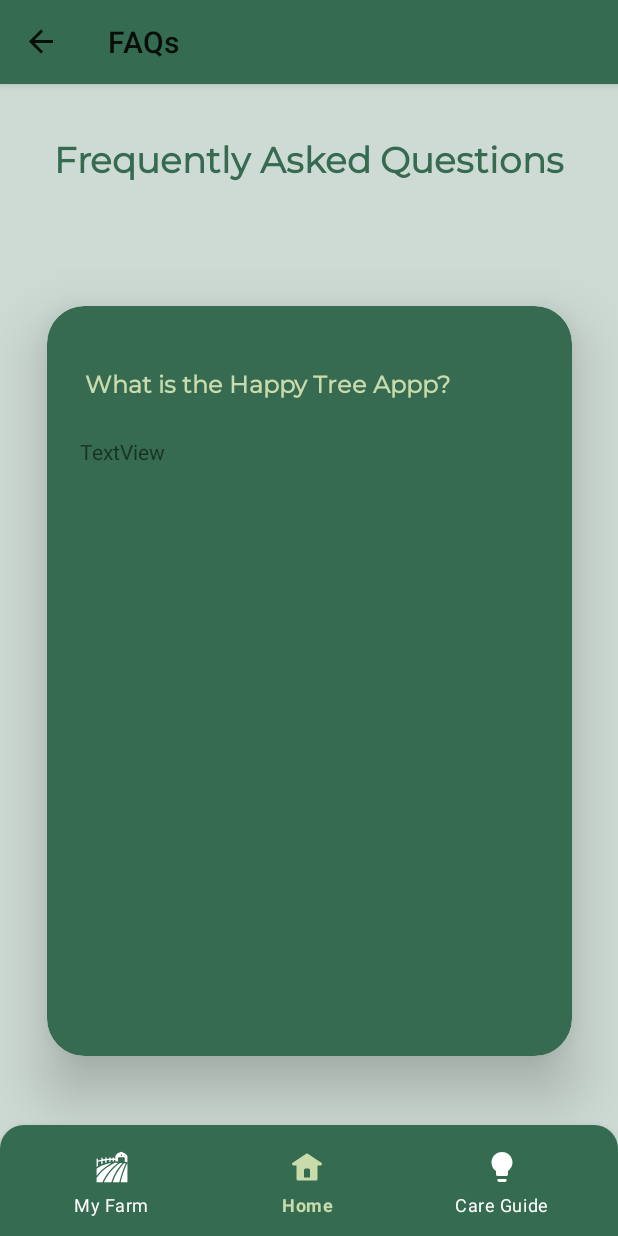
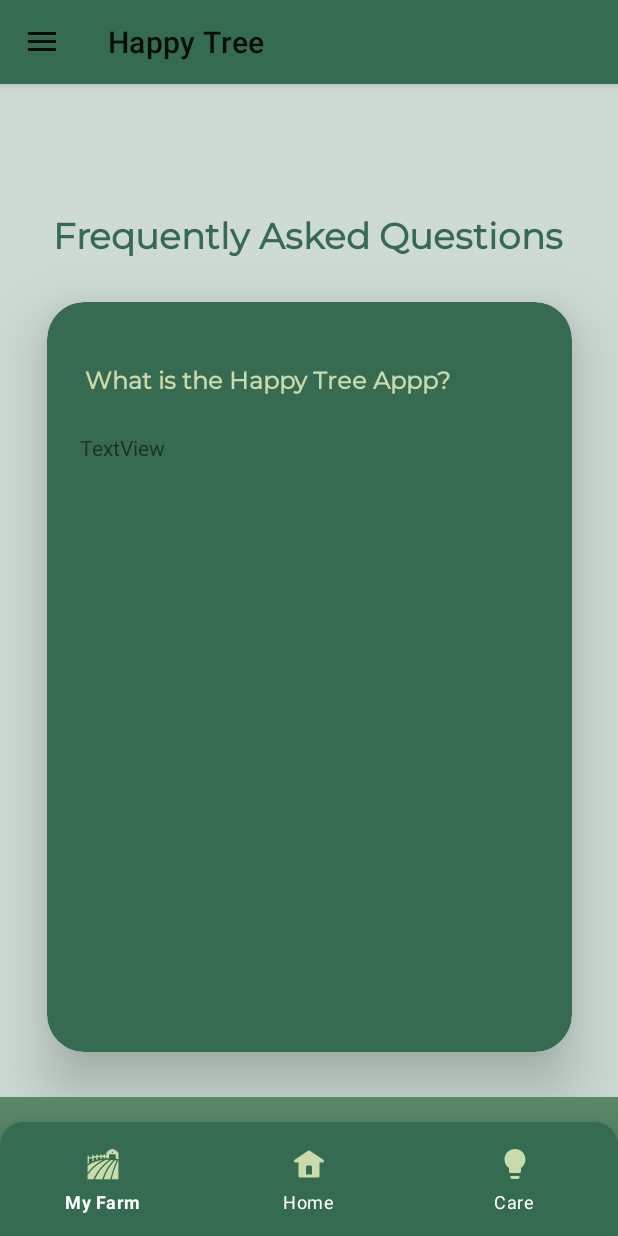
Before and after one commit to qfmtgalon/HappyTree_Project, an Android app: the FAQs screen opened through its navigation route, on a phone screen of 412 x 824 dp. Run offline under Robolectric (Android 15) with nearby library versions, the phone set to English and light mode, and no system bars; our stand-ins replace navigation-ui.

Commit message:
LATEST - Working Navigation

```diff
--- a/app/src/main/java/com/example/happytree/HomeActivity.kt
+++ b/app/src/main/java/com/example/happytree/HomeActivity.kt
@@ -1,81 +1,81 @@
 package com.example.happytree
+
 
 import android.content.Intent
 import android.os.Bundle
 import android.view.MenuItem
+import androidx.appcompat.app.ActionBarDrawerToggle
 import androidx.appcompat.app.AppCompatActivity
 import androidx.drawerlayout.widget.DrawerLayout
 import androidx.navigation.findNavController
 import androidx.navigation.fragment.NavHostFragment
 import androidx.navigation.ui.NavigationUI
+import com.example.happytree.LandingPage
+import com.example.happytree.R
 import com.example.happytree.databinding.ActivityHomeBinding
-
+import com.google.android.material.bottomnavigation.BottomNavigationView
+import com.google.android.material.navigation.NavigationView
 
 class HomeActivity : AppCompatActivity() {
 
-
-    private lateinit var binding: ActivityHomeBinding
     private lateinit var drawerLayout: DrawerLayout
+    private lateinit var bottomNavView: BottomNavigationView
+    private lateinit var toggle: ActionBarDrawerToggle
 
     override fun onCreate(savedInstanceState: Bundle?) {
         super.onCreate(savedInstanceState)
-        binding = ActivityHomeBinding.inflate(layoutInflater)
-        setContentView(binding.root)
-        drawerLayout = binding.drawerLayout
+        setContentView(R.layout.activity_home)
 
-        val navHostFragment =
-            supportFragmentManager.findFragmentById(R.id.myNavHost) as NavHostFragment
+        val drawerLayout: DrawerLayout = findViewById(R.id.homeActivityLayout)
+        val navView: NavigationView = findViewById(R.id.navView)
+        val navHostFragment = supportFragmentManager.findFragmentById(R.id.myNavHost) as NavHostFragment
         val navController = navHostFragment.navController
 
-        binding.navBottom.setOnNavigationItemSelectedListener { menuItem ->
-            when (menuItem.itemId) {
-                R.id.viewFragment -> {
-                    navController.navigate(R.id.viewFragment)
-                    true
+        toggle = ActionBarDrawerToggle(this, drawerLayout, R.string.open, R.string.close)
+        drawerLayout.addDrawerListener(toggle)
+        toggle.syncState()
+
+        supportActionBar?.setDisplayHomeAsUpEnabled(true)
+
+        navView.setNavigationItemSelectedListener {
+            when (it.itemId) {
+                R.id.home -> navController.navigate(R.id.home)
+                R.id.viewFragment -> navController.navigate(R.id.viewFragment)
+                R.id.treeDiseases -> navController.navigate(R.id.treeDiseases)
+                R.id.about -> navController.navigate(R.id.about)
+                R.id.FAQs -> navController.navigate(R.id.FAQs)
+                R.id.nav_logout -> {
+                    // Clear the session and go back to WelcomeFragment
+                    val landingPageIntent = Intent(this, LandingPage::class.java)
+                    landingPageIntent.addFlags(Intent.FLAG_ACTIVITY_CLEAR_TOP or Intent.FLAG_ACTIVITY_NEW_TASK)
+                    startActivity(landingPageIntent)
+                    finish()
                 }
-                R.id.home -> {
-                    navController.navigate(R.id.home)
-                    true
-                }
-//                R.id.careFragment -> {
-//                    navController.navigate(R.id.careFragment)
-//                    true
-//                }
-                else -> false
             }
+            true
         }
 
-        binding.navView.setNavigationItemSelectedListener { menuItem ->
-            when (menuItem.itemId) {
-                R.id.home -> {
-                    navController.navigate(R.id.home)
-                    true
-                }
-                R.id.viewFragment -> {
-                    navController.navigate(R.id.viewFragment)
-                    true
-                }
-                R.id.treeDiseases -> {
-                    navController.navigate(R.id.treeDiseases)
-                    true
-                }
-                R.id.about -> {
-                    navController.navigate(R.id.about)
-                    true
-                }
-                R.id.FAQs -> {
-                    navController.navigate(R.id.FAQs)
-                    true
-                }
-                else -> false
+        bottomNavView = findViewById(R.id.bottomNavView)
+        bottomNavView.setOnNavigationItemSelectedListener { item ->
+            when (item.itemId) {
+                R.id.home -> navController.navigate(R.id.home)
+                R.id.viewFragment -> navController.navigate(R.id.viewFragment)
+                R.id.careFragment -> navController.navigate(R.id.careFragment)
             }
+            true
         }
+    }
 
+    override fun onOptionsItemSelected(item: MenuItem): Boolean {
+        if (toggle.onOptionsItemSelected(item)) {
+            return true
+        }
+        return super.onOptionsItemSelected(item)
+    }
 
-
-        NavigationUI.setupActionBarWithNavController(this, navController, drawerLayout)
-        NavigationUI.setupWithNavController(binding.navView, navController)
-        NavigationUI.setupWithNavController(binding.navBottom, navController)
+    override fun onSupportNavigateUp(): Boolean {
+        val navController = this.findNavController(R.id.myNavHost)
+        return NavigationUI.navigateUp(navController, drawerLayout)
     }
 
 
@@ -83,27 +83,17 @@ class HomeActivity : AppCompatActivity() {
         val navController = findNavController(R.id.myNavHost)
         val currentDestination = navController.currentDestination?.id
 
-        // Check if the current destination is the WelcomeFragment
-        if (currentDestination == R.id.welcome) {
+        // Check if the current destination is either updateFragment or inputFragment
+        if (currentDestination == R.id.updateFragment || currentDestination == R.id.inputFragment) {
+            // Navigate to the viewFragment
+            navController.navigate(R.id.viewFragment)
+        } else if (currentDestination != null && currentDestination != R.id.home) {
+            // Navigate back to the HomeFragment
+            navController.popBackStack(R.id.home, false)
+        } else {
             // Exit the app and go to the Home screen
-            moveTaskToBack(true)
-        } else if (supportFragmentManager.backStackEntryCount > 0) {
-            super.onBackPressed()
-        } else {
             moveTaskToBack(true)
         }
     }
 
-
-    override fun onSupportNavigateUp(): Boolean {
-        val navController = this.findNavController(R.id.myNavHost)
-        return NavigationUI.navigateUp(navController, drawerLayout)
-    }
-
-    fun logout(menuItem: MenuItem) {
-        val intent = Intent(this, LandingPage::class.java)
-        startActivity(intent)
-        finish()
-    }
-
 }
--- a/app/src/main/res/layout/activity_home.xml
+++ b/app/src/main/res/layout/activity_home.xml
@@ -1,65 +1,51 @@
 <?xml version="1.0" encoding="utf-8"?>
-<androidx.constraintlayout.widget.ConstraintLayout xmlns:android="http://schemas.android.com/apk/res/android"
+<androidx.drawerlayout.widget.DrawerLayout xmlns:android="http://schemas.android.com/apk/res/android"
     xmlns:app="http://schemas.android.com/apk/res-auto"
     xmlns:tools="http://schemas.android.com/tools"
+    android:id="@+id/homeActivityLayout"
     android:layout_width="match_parent"
     android:layout_height="match_parent"
-    android:background="@color/white"
-    android:id="@+id/homeLayout"
+    android:background="@drawable/gradient"
     tools:context=".HomeActivity">
-
-    <androidx.drawerlayout.widget.DrawerLayout
-        android:id="@id/drawerLayout"
-        android:backgroundTint="@color/colorPrimaryVariant"
-        android:layout_width="match_parent"
-        android:layout_height="match_parent"
-        app:layout_constraintBottom_toBottomOf="parent"
-        app:layout_constraintTop_toTopOf="parent">
-
 
     <LinearLayout
         android:layout_width="match_parent"
         android:layout_height="match_parent"
         android:orientation="vertical">
 
-            <androidx.fragment.app.FragmentContainerView
+        <RelativeLayout
+            android:layout_width="match_parent"
+            android:layout_height="0dp"
+            android:layout_weight="1">
+
+
+        <fragment
             android:id="@+id/myNavHost"
             android:name="androidx.navigation.fragment.NavHostFragment"
             android:layout_width="match_parent"
-                android:layout_height="match_parent"
+            android:layout_height="675dp"
+            android:layout_weight="1"
             app:defaultNavHost="true"
             app:navGraph="@navigation/navigationmain" />
 
+        </RelativeLayout>
+
+        <com.google.android.material.bottomnavigation.BottomNavigationView
+            android:id="@+id/bottomNavView"
+            style="@style/BottomNavigationStyle"
+            android:layout_width="match_parent"
+            android:layout_height="wrap_content"
+            app:menu="@menu/bottom_nav" />
     </LinearLayout>
 
     <com.google.android.material.navigation.NavigationView
         android:id="@id/navView"
         android:layout_width="240dp"
-            android:background="@color/colorPrimaryVariant"
-            app:itemTextColor="@color/colorPrimary"
         android:layout_height="match_parent"
         android:layout_gravity="start"
+        android:background="@color/colorPrimaryVariant"
         app:headerLayout="@layout/nav_header"
-            app:menu="@menu/nav_drawer"/>
+        app:itemTextColor="@color/colorPrimary"
+        app:menu="@menu/nav_drawer" />
 
 </androidx.drawerlayout.widget.DrawerLayout>
-
-    <com.google.android.material.bottomnavigation.BottomNavigationView
-        android:id="@+id/navBottom"
-        style="@style/BottomNavigationStyle"
-        android:layout_width="match_parent"
-        android:layout_height="wrap_content"
-        app:itemIconTint="@drawable/bottom_nav_color_selector"
-        app:itemTextColor="@drawable/bottom_nav_color_selector"
-        app:layout_constraintBottom_toBottomOf="parent"
-        app:layout_constraintEnd_toEndOf="parent"
-        app:layout_constraintStart_toStartOf="parent"
-        app:menu="@menu/bottom_nav"
-        android:paddingStart="10dp"
-        android:paddingLeft="12dp"
-        android:paddingRight="12dp"
-        android:paddingBottom="6dp"/>
-
-
-
-</androidx.constraintlayout.widget.ConstraintLayout>
--- a/app/src/main/res/layout/fragment_f_a_qs.xml
+++ b/app/src/main/res/layout/fragment_f_a_qs.xml
@@ -13,23 +13,25 @@
         android:id="@+id/txtFaqs"
         android:layout_width="wrap_content"
         android:layout_height="wrap_content"
-        android:layout_marginTop="35dp"
+        android:layout_marginBottom="24dp"
         android:fontFamily="@font/montserrat"
         android:text="Frequently Asked Questions"
         android:textColor="@color/colorSecondary"
         android:textSize="24sp"
         android:textStyle="bold"
+        app:layout_constraintBottom_toTopOf="@+id/cardView"
         app:layout_constraintEnd_toEndOf="parent"
-        app:layout_constraintStart_toStartOf="parent"
-        app:layout_constraintTop_toTopOf="parent" />
+        app:layout_constraintHorizontal_bias="0.493"
+        app:layout_constraintStart_toStartOf="parent" />
 
     <androidx.cardview.widget.CardView
-        android:backgroundTint="@color/colorSecondary"
+        android:id="@+id/cardView"
         android:layout_width="350dp"
         android:layout_height="500dp"
-        android:layout_marginBottom="120dp"
+        android:layout_marginBottom="30dp"
+        android:backgroundTint="@color/colorSecondary"
+        app:cardCornerRadius="25dp"
         app:cardElevation="25dp"
-        app:cardCornerRadius="25dp"
         app:layout_constraintBottom_toBottomOf="parent"
         app:layout_constraintEnd_toEndOf="parent"
         app:layout_constraintStart_toStartOf="parent">
--- a/app/src/main/res/layout/fragment_home.xml
+++ b/app/src/main/res/layout/fragment_home.xml
@@ -5,7 +5,6 @@
     xmlns:tools="http://schemas.android.com/tools"
     android:layout_width="match_parent"
     android:layout_height="match_parent"
-    android:background="@drawable/gradient"
     tools:context="com.example.happytree.Home">
 
 
--- a/app/src/main/res/menu/bottom_nav.xml
+++ b/app/src/main/res/menu/bottom_nav.xml
@@ -15,6 +15,6 @@
     <item
         android:id="@+id/careFragment"
         android:icon="@drawable/ic_care"
-        android:title="Care Guide"/>
+        android:title="Care"/>
 
 </menu>
--- a/app/src/main/res/menu/nav_drawer.xml
+++ b/app/src/main/res/menu/nav_drawer.xml
@@ -31,7 +31,7 @@
                 android:title="FAQs"/>
 
             <item
-                android:onClick="logout"
+                android:id="@+id/nav_logout"
                 android:icon="@drawable/ic_baseline_logout_24"
                 android:title="Logout"/>
 
--- a/app/src/main/res/navigation/navigationmain.xml
+++ b/app/src/main/res/navigation/navigationmain.xml
@@ -19,13 +19,10 @@
         <action
             android:id="@+id/action_home_to_about"
             app:destination="@id/about" />
+        <action
+            android:id="@+id/action_home_to_careFragment2"
+            app:destination="@id/careFragment" />
     </fragment>
-
-    <fragment
-        android:id="@+id/diseases"
-        android:name="com.example.happytree.Diseases"
-        android:label="Mango Tree Diseases"
-        tools:layout="@layout/fragment_diseases" />
 
     <fragment
         android:id="@+id/inputFragment"
@@ -88,5 +85,14 @@
         android:name="com.example.happytree.TreeDiseases"
         android:label="Mango Tree Diseases"
         tools:layout="@layout/fragment_tree_diseases" />
+    <fragment
+        android:id="@+id/careFragment"
+        android:name="com.example.happytree.CareFragment"
+        android:label="fragment_care"
+        tools:layout="@layout/fragment_care" >
+        <action
+            android:id="@+id/action_careFragment_to_home"
+            app:destination="@id/home" />
+    </fragment>
 
 </navigation>
--- a/app/src/main/res/values/ids.xml
+++ b/app/src/main/res/values/ids.xml
@@ -7,5 +7,6 @@
     <item name="navBottom" type="id" />
     <item name="bottomWeather" type="id" />
     <item name="imagewelcome" type="id" />
-    <item name="bgDate" type="id" />\
+    <item name="bgDate" type="id" />
+    <item name="nav_logout" type="id"/>
 </resources>
--- a/app/src/main/res/values/strings.xml
+++ b/app/src/main/res/values/strings.xml
@@ -25,6 +25,8 @@
     <string name="change_username" />
     <string name="delete_account" />
     <string name="logout" />
+    <string name="open">OPEN</string>
+    <string name="close">close</string>
 
 
 </resources>
--- a/app/src/main/res/values/styles.xml
+++ b/app/src/main/res/values/styles.xml
@@ -13,8 +13,6 @@
 
     <style name="BottomNavigationStyle" parent="Widget.MaterialComponents.BottomNavigationView">
         <item name="android:background">@drawable/bottom_navigation_background</item>
-        <item name="android:layout_width">match_parent</item>
-        <item name="android:layout_height">match_parent</item>
         <item name="itemIconTint">@color/colorPrimaryVariant</item>
         <item name="itemTextColor">@color/colorOnPrimary</item>
         <item name="android:paddingTop">8dp</item>
```
Also changed, not shown: app/src/main/java/com/example/happytree/CareFragment.kt (added, +20 -0 lines), app/src/main/res/layout/fragment_care.xml (renamed from app/src/main/res/layout/fragment_diseases.xml, +6 -2 lines), app/src/main/res/layout/fragment_view.xml (+6 -6 lines). Lines whose indentation alone changed are shown as unchanged.
